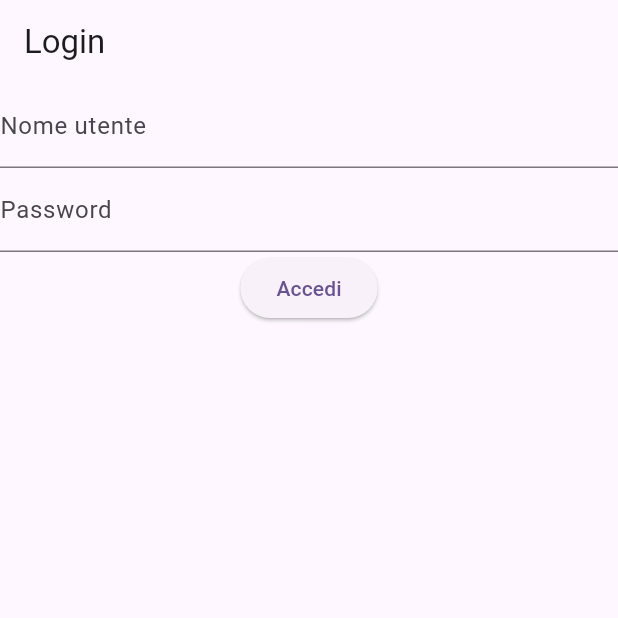
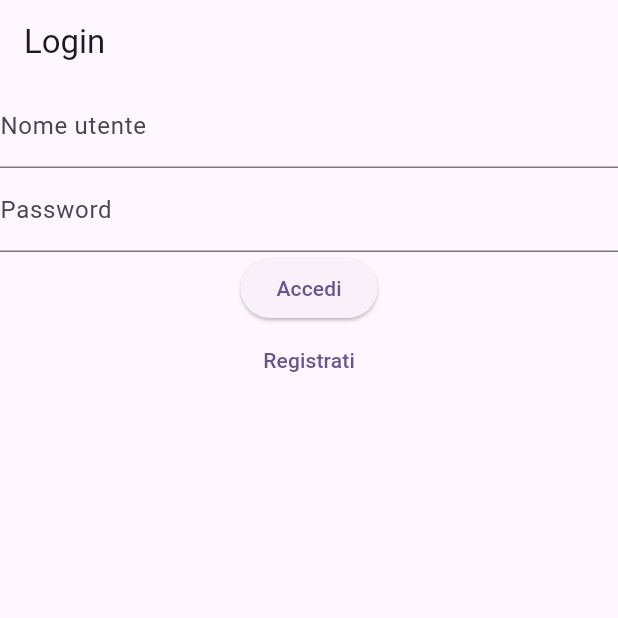
Before and after one commit to TheJim92/StarWarsPlanets, a Flutter app: the screen it shows after launch, on a phone screen of 412 x 824 dp, the top half of it. Run offline on Flutter 3.47's test engine with Material 2 defaults, Android fonts, the phone set to English and light mode, and no system bars.

Commit message:
feat: login functionality implemented

```diff
--- a/lib/view/pages/login_page.dart
+++ b/lib/view/pages/login_page.dart
@@ -1,4 +1,6 @@
 import 'package:flutter/material.dart';
+import 'package:http/http.dart' as http;
+import 'package:star_wars_planets/model/remote_data_source.dart';
 import 'package:star_wars_planets/view/pages/planets_page.dart';
 
 class LoginPage extends StatefulWidget {
@@ -9,39 +11,110 @@ class LoginPage extends StatefulWidget {
 }
 
 class _LoginPageState extends State<LoginPage> {
+  String username = "";
+  String password = "";
+  TextEditingController usernameController = TextEditingController();
+  TextEditingController passwordController = TextEditingController();
+  bool isAuthenticating = false;
+
+  void toggleAuth() {
+    setState(() {
+      isAuthenticating = !isAuthenticating;
+    });
+  }
+
   @override
   Widget build(BuildContext context) {
-    return Scaffold(
+    return Stack(
+      children: [
+        Scaffold(
           appBar: AppBar(
             title: const Text('Login'),
           ),
           body: Center(
             child: Column(
               children: [
-            const TextField(
-              decoration: InputDecoration(
+                TextField(
+                  decoration: const InputDecoration(
                     label: Text('Nome utente'),
                   ),
+                  controller: usernameController,
+                  onEditingComplete: () => username = usernameController.text,
                 ),
-            const TextField(
-              decoration: InputDecoration(
+                TextField(
+                  decoration: const InputDecoration(
                     label: Text('Password'),
                   ),
+                  controller: passwordController,
+                  onEditingComplete: () => password = passwordController.text,
                 ),
                 ElevatedButton(
+                  onPressed: () async {
+                    toggleAuth();
+                    http.Response response =
+                        await RemoteDataSource().login(username, password);
+                    toggleAuth();
+                    if (response.statusCode == 200 && context.mounted) {
+                      Navigator.push(
+                        context,
+                        MaterialPageRoute(
+                          builder: (context) =>
+                              const PlanetsPage(title: 'Planets'),
+                        ),
+                      );
+                    } else {
+                      var snackBar = SnackBar(
+                        content: Text(
+                            "${response.statusCode} ${response.reasonPhrase ?? ""}"),
+                      );
+                      if (mounted) {
+                        ScaffoldMessenger.of(context).showSnackBar(snackBar);
+                      }
+                    }
+                    /* FutureBuilder<String>(
+                        future: RemoteDataSource().login(username, password),
+                        builder: (context, snapshot) {
+                          if (snapshot.hasData) {
+                            Navigator.push(
+                              context,
+                              MaterialPageRoute(
+                                builder: (context) =>
+                                    const PlanetsPage(title: 'Planets'),
+                              ),
+                            );
+                          } else if (snapshot.hasError) {
+                            print(snapshot.error);
+                          }
+                          return const Center(child: CircularProgressIndicator());
+                        });*/
+                  },
+                  child: const Text('Accedi'),
+                ),
+                TextButton(
                   onPressed: () {
                     Navigator.push(
                       context,
                       MaterialPageRoute(
-                    builder: (context) => const PlanetsPage(title: 'Planets'),
+                        builder: (context) =>
+                            const PlanetsPage(title: 'Planets'),
                       ),
                     );
                   },
-              child: const Text('Accedi'),
+                  child: const Text('Registrati'),
                 )
               ],
             ),
           ),
+        ),
+        isAuthenticating
+            ? Container(
+                decoration: BoxDecoration(color: Colors.black.withAlpha(128)),
+                child: const Center(
+                  child: CircularProgressIndicator(),
+                ),
+              )
+            : const SizedBox.shrink(),
+      ],
     );
   }
 }
```
Also changed, not shown: lib/model/remote_data_source.dart (+13 -1 lines). Lines whose indentation alone changed are shown as unchanged.
